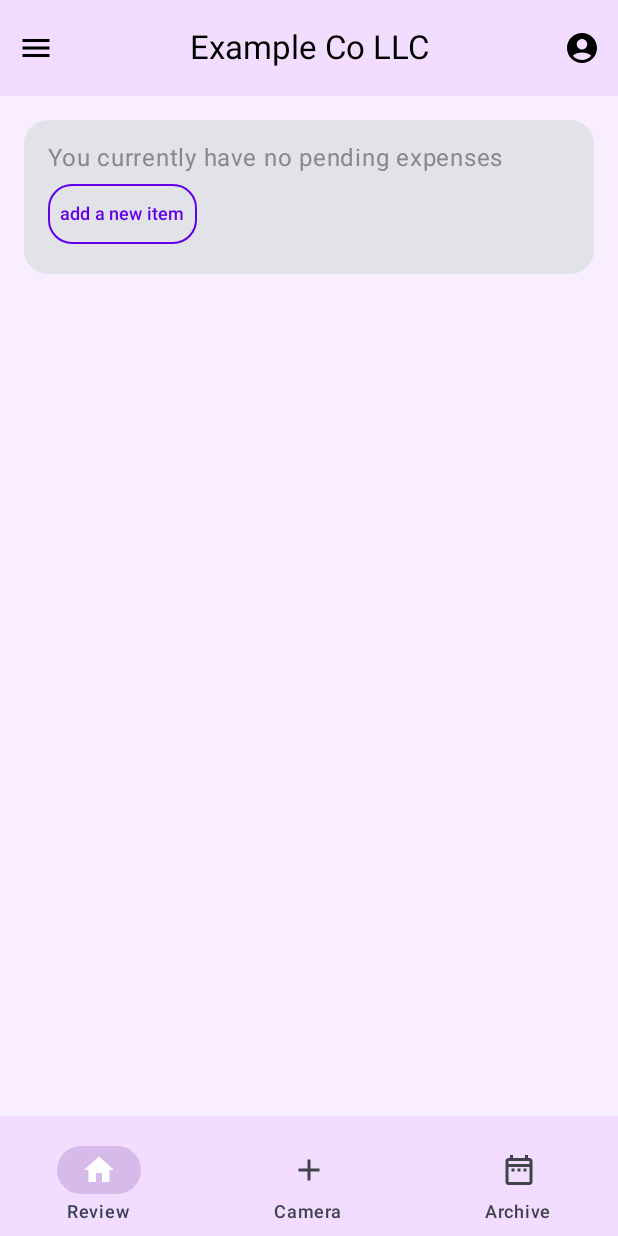
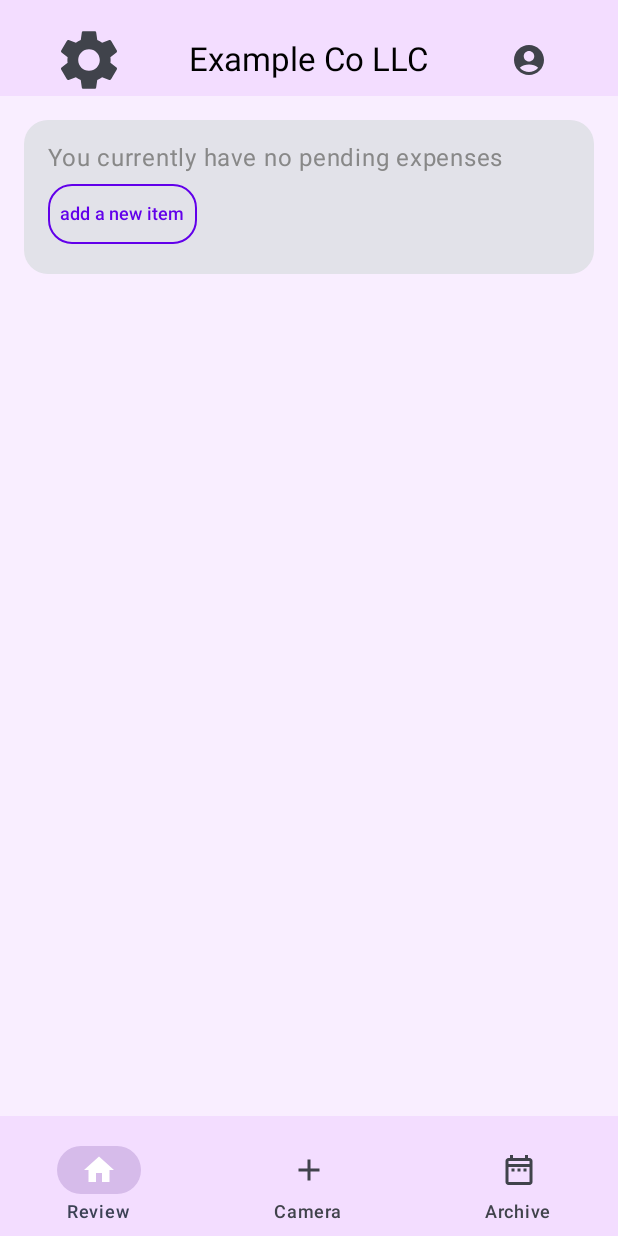
Before and after one commit to pineapple-expense/Pineapple-Expense, an Android app built with Jetpack Compose: the screen it shows after launch (MainActivity), on a phone screen of 412 x 824 dp. Run offline under Robolectric (Android 15) with nearby library versions, the light colour scheme and no system bars.

Commit message:
Navigation & pages
Created UserProfile, Settings pages, and modified NavBars TopBar with navigation functionality.

```diff
--- a/app/src/main/java/com/example/pineappleexpense/HomeScreen.kt
+++ b/app/src/main/java/com/example/pineappleexpense/HomeScreen.kt
@@ -21,6 +21,7 @@ import androidx.compose.runtime.remember
 import androidx.compose.ui.Alignment
 import androidx.compose.ui.Modifier
 import androidx.compose.ui.graphics.Color
+import androidx.compose.ui.tooling.preview.Preview
 import androidx.compose.ui.unit.dp
 import androidx.compose.ui.unit.sp
 import androidx.navigation.NavController
@@ -38,7 +39,7 @@ fun HomeScreen(navController: NavHostController) {
             BottomBar(navController)
         },
     ) { innerPadding ->
-        TopBar(Modifier.padding(innerPadding))
+        TopBar(navController, Modifier.padding(innerPadding))
         Column(
             modifier = Modifier.fillMaxSize().padding(innerPadding)
         ) {
@@ -88,3 +89,10 @@ fun NoPendingExpensesCard() {
         }
     }
 }
+
+@Preview
+@Composable
+fun PreviewHome() {
+    val navController = rememberNavController()
+    HomeScreen(navController)
+}
--- a/app/src/main/java/com/example/pineappleexpense/MainActivity.kt
+++ b/app/src/main/java/com/example/pineappleexpense/MainActivity.kt
@@ -55,6 +55,8 @@ fun MainScreen() {
     ) {
         composable("home") { HomeScreen(navController) }
         composable("archive") { ArchiveScreen(navController) }
+        composable("userProfile") {UserProfile(navController)}
+        composable("settings") {Settings(navController)}
     }
 }
 
--- a/app/src/main/java/com/example/pineappleexpense/components/NavBars.kt
+++ b/app/src/main/java/com/example/pineappleexpense/components/NavBars.kt
@@ -1,15 +1,19 @@
 package com.example.pineappleexpense.components
 
+import android.provider.Settings
 import androidx.compose.foundation.background
 import androidx.compose.foundation.layout.Arrangement
 import androidx.compose.foundation.layout.Row
+import androidx.compose.foundation.layout.Spacer
 import androidx.compose.foundation.layout.fillMaxWidth
 import androidx.compose.foundation.layout.height
 import androidx.compose.foundation.layout.padding
+import androidx.compose.foundation.layout.size
 import androidx.compose.material.icons.Icons
 import androidx.compose.material.icons.filled.AccountCircle
 import androidx.compose.material.icons.filled.Home
 import androidx.compose.material.icons.filled.Menu
+import androidx.compose.material.icons.filled.Settings
 import androidx.compose.material.icons.outlined.Add
 import androidx.compose.material.icons.outlined.DateRange
 import androidx.compose.material3.Icon
@@ -25,12 +29,62 @@ import androidx.compose.ui.Modifier
 import androidx.compose.ui.graphics.Color
 import androidx.compose.ui.tooling.preview.Preview
 import androidx.compose.ui.unit.dp
+import androidx.navigation.NavController
 import androidx.navigation.NavHostController
+import androidx.navigation.compose.rememberNavController
 
 
 @Composable
-fun TopBar(modifier: Modifier = Modifier) {
-    Row(
+fun TopBar(navController: NavHostController, modifier: Modifier = Modifier) {
+    NavigationBar(
+
+        modifier = modifier.height(64.dp),
+        containerColor = Color(0xFFF3DDFF),
+
+    ) {
+        NavigationBarItem(
+            icon = {
+                Icon(
+                    imageVector = Icons.Filled.Settings,
+                    contentDescription = "Settings",
+                    modifier = Modifier.size(1000.dp)
+                )
+                   },
+            selected = navController.currentDestination?.route == "settings",
+            onClick = {
+                if (navController.currentDestination?.route != "setting") {
+                    navController.navigate("settings") {
+                        popUpTo(navController.graph.startDestinationId) { saveState = true }
+                        launchSingleTop = true
+                        restoreState = true
+                    }
+                }
+            },
+            colors = NavigationBarItemDefaults.colors(indicatorColor = Color(0xFFF3DDFF)),
+            modifier = Modifier.padding(top = 16.dp)
+        )
+        Text(
+            text = "Example Co LLC",
+            style = MaterialTheme.typography.titleLarge,
+            modifier = Modifier.padding(top = 16.dp)
+        )
+        NavigationBarItem(
+            icon = { Icon(Icons.Filled.AccountCircle, contentDescription = "UserProfile") },
+            selected = navController.currentDestination?.route == "userProfile",
+            onClick = {
+                if (navController.currentDestination?.route != "userProfile") {
+                    navController.navigate("userProfile") {
+                        popUpTo(navController.graph.startDestinationId) { saveState = true }
+                        launchSingleTop = true
+                        restoreState = true
+                    }
+                }
+            },
+            colors = NavigationBarItemDefaults.colors(indicatorColor = Color(0xFFF3DDFF)),
+            modifier = Modifier.padding(top = 16.dp)
+        )
+    }
+    /*Row(
         modifier = modifier
             .fillMaxWidth()
             .height(64.dp)
@@ -54,7 +108,7 @@ fun TopBar(modifier: Modifier = Modifier) {
                 contentDescription = "" // Add a valid content description
             )
         }
-    }
+    }*/
 }
 
 @Composable
@@ -64,7 +118,7 @@ fun BottomBar(navController: NavHostController, modifier: Modifier = Modifier) {
         containerColor = Color(0xFFF3DDFF)
     ) {
         NavigationBarItem(
-            icon = { Icon(Icons.Filled.Home, contentDescription = "Home") },
+            icon = { Icon(Icons.Filled.Home, contentDescription = "Home", modifier.size(24.dp)) },
             label = { Text("Review") },
             selected = navController.currentDestination?.route == "home",
             onClick = {
@@ -105,3 +159,11 @@ fun BottomBar(navController: NavHostController, modifier: Modifier = Modifier) {
         )
     }
 }
+
+@Preview
+@Composable
+fun PreviewTopBotBar() {
+    val navController = rememberNavController()
+    TopBar(navController)
+
+}
--- a/gradle/libs.versions.toml
+++ b/gradle/libs.versions.toml
@@ -34,6 +34,7 @@ androidx-camera-lifecycle = { group = "androidx.camera", name = "camera-lifecycl
 androidx-camera-view = { group = "androidx.camera", name = "camera-view", version.ref = "cameraView" }
 accompanist-permissions = { group = "com.google.accompanist", name = "accompanist-permissions", version.ref = "accompanistPermissions" }
 androidx-camera-camera2 = { group = "androidx.camera", name = "camera-camera2", version.ref = "cameraCamera2" }
+navigation-compose = { module = "androidx.navigation:navigation-compose", version = "2.8.4" }
 
 [plugins]
 android-application = { id = "com.android.application", version.ref = "agp" }
```
Also changed, not shown: app/src/main/java/com/example/pineappleexpense/ArchiveUser.kt (+1 -61 lines), app/src/main/java/com/example/pineappleexpense/Settings.kt (added, +49 -0 lines), app/src/main/java/com/example/pineappleexpense/UserProfile.kt (added, +92 -0 lines), 1 other file.
